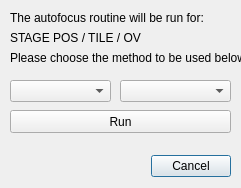
Old version of the form gui/run_autofocus_dlg.ui in the repository SBEMimage/SBEMimage.
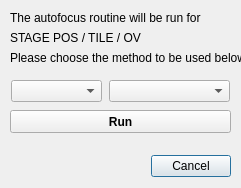
New version of the form.

Commit message: Add 'run autofocus' functionality

Patch:
```diff
--- a/gui/run_autofocus_dlg.ui
+++ b/gui/run_autofocus_dlg.ui
@@ -48,7 +48,7 @@
     </font>
    </property>
    <property name="text">
-    <string>The autofocus routine will be run for:</string>
+    <string>The autofocus routine will be run for</string>
    </property>
   </widget>
   <widget class="QLabel" name="label_acqstatus2">
@@ -92,9 +92,9 @@
   <widget class="QComboBox" name="comboBox_mode">
    <property name="geometry">
     <rect>
-     <x>120</x>
+     <x>109</x>
      <y>80</y>
-     <width>111</width>
+     <width>121</width>
      <height>22</height>
     </rect>
    </property>
@@ -102,9 +102,9 @@
   <widget class="QComboBox" name="comboBox_method">
    <property name="geometry">
     <rect>
-     <x>10</x>
+     <x>11</x>
      <y>80</y>
-     <width>101</width>
+     <width>91</width>
      <height>22</height>
     </rect>
    </property>
@@ -118,6 +118,12 @@
      <height>23</height>
     </rect>
    </property>
+   <property name="font">
+    <font>
+     <weight>75</weight>
+     <bold>true</bold>
+    </font>
+   </property>
    <property name="text">
     <string>Run</string>
    </property>
```
Left out of the diff: 8 changed lines with no effect on the pictures. The commit also changes 3 other files.
